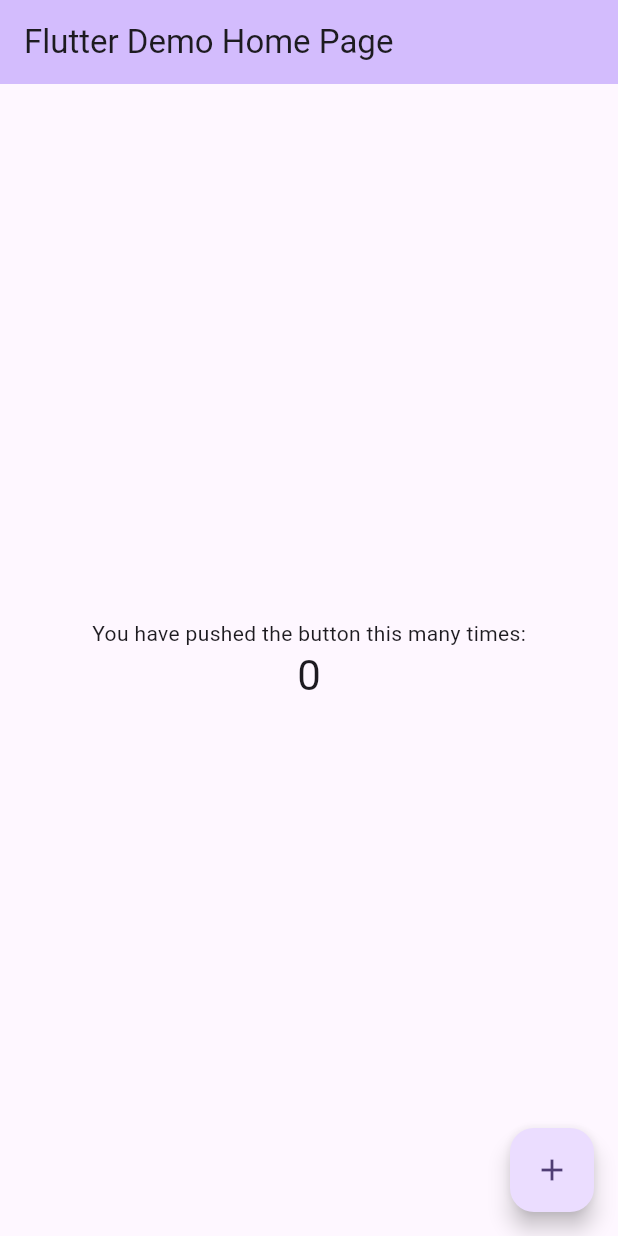
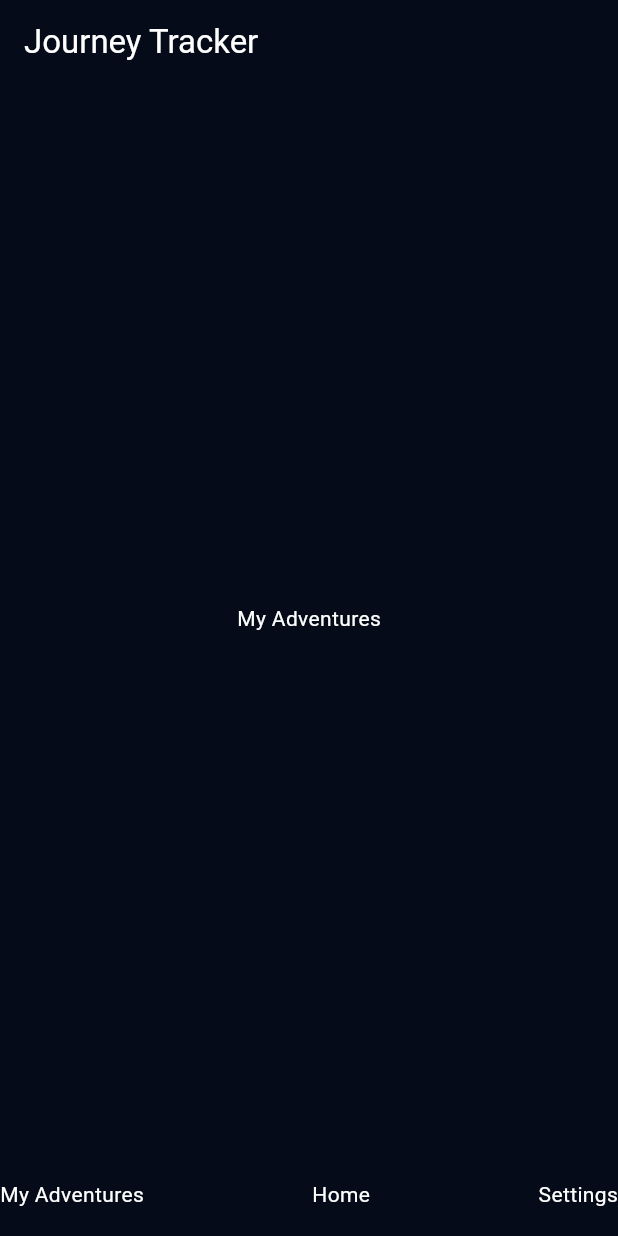
Before and after one commit to ucl-casa-ce/casa0015-mobile-assessment, a Flutter app: the screen it shows after launch, on a phone screen of 412 x 824 dp. Run offline on Flutter 3.47's test engine with Material 3 defaults, Android fonts, the light colour scheme and no system bars.

Commit message:
very initial bottom bar added

```diff
--- a/mobileapp/analysis_options.yaml
+++ b/mobileapp/analysis_options.yaml
@@ -1,28 +1,28 @@
-# This file configures the analyzer, which statically analyzes Dart code to
-# check for errors, warnings, and lints.
+## This file configures the analyzer, which statically analyzes Dart code to
+## check for errors, warnings, and lints.
+##
+## The issues identified by the analyzer are surfaced in the UI of Dart-enabled
+## IDEs (https://dart.dev/tools#ides-and-editors). The analyzer can also be
+## invoked from the command line by running `flutter analyze`.
 #
-# The issues identified by the analyzer are surfaced in the UI of Dart-enabled
-# IDEs (https://dart.dev/tools#ides-and-editors). The analyzer can also be
-# invoked from the command line by running `flutter analyze`.
-
-# The following line activates a set of recommended lints for Flutter apps,
-# packages, and plugins designed to encourage good coding practices.
-include: package:flutter_lints/flutter.yaml
-
-linter:
-  # The lint rules applied to this project can be customized in the
-  # section below to disable rules from the `package:flutter_lints/flutter.yaml`
-  # included above or to enable additional rules. A list of all available lints
-  # and their documentation is published at https://dart.dev/lints.
-  #
-  # Instead of disabling a lint rule for the entire project in the
-  # section below, it can also be suppressed for a single line of code
-  # or a specific dart file by using the `// ignore: name_of_lint` and
-  # `// ignore_for_file: name_of_lint` syntax on the line or in the file
-  # producing the lint.
-  rules:
-    # avoid_print: false  # Uncomment to disable the `avoid_print` rule
-    # prefer_single_quotes: true  # Uncomment to enable the `prefer_single_quotes` rule
-
-# Additional information about this file can be found at
-# https://dart.dev/guides/language/analysis-options
+## The following line activates a set of recommended lints for Flutter apps,
+## packages, and plugins designed to encourage good coding practices.
+#include: package:flutter_lints/flutter.yaml
+#
+#linter:
+#  # The lint rules applied to this project can be customized in the
+#  # section below to disable rules from the `package:flutter_lints/flutter.yaml`
+#  # included above or to enable additional rules. A list of all available lints
+#  # and their documentation is published at https://dart.dev/lints.
+#  #
+#  # Instead of disabling a lint rule for the entire project in the
+#  # section below, it can also be suppressed for a single line of code
+#  # or a specific dart file by using the `// ignore: name_of_lint` and
+#  # `// ignore_for_file: name_of_lint` syntax on the line or in the file
+#  # producing the lint.
+#  rules:
+#    # avoid_print: false  # Uncomment to disable the `avoid_print` rule
+#    # prefer_single_quotes: true  # Uncomment to enable the `prefer_single_quotes` rule
+#
+## Additional information about this file can be found at
+## https://dart.dev/guides/language/analysis-options
--- /dev/null
+++ b/mobileapp/lib/bottomBar.dart
@@ -0,0 +1,53 @@
+import 'package:flutter/material.dart';
+
+class BottomBar extends StatelessWidget {
+  final int selectedIndex;
+  final double iconSize;
+  final Color? backgroundColor;
+  final bool showElevation;
+  final Duration animationDuration;
+  final List<Widget> items;
+  final ValueChanged<int> onItemSelected;
+  final MainAxisAlignment mainAxisAlignment;
+  final double itemCornerRadius;
+  final double containerHeight;
+  final Curve curve;
+
+  const BottomBar({
+    Key ? key,
+    this.selectedIndex = 0,
+    this.showElevation = true,
+    this.iconSize = 24,
+    this.backgroundColor,
+    this.itemCornerRadius = 24,
+    this.containerHeight = 48,
+    this.animationDuration = const Duration(milliseconds: 200),
+    this.mainAxisAlignment = MainAxisAlignment.spaceBetween,
+    required this.items,
+    required this.onItemSelected,
+    this.curve = Curves.easeInOut,
+  }) : assert(items.length >= 2 && items.length <= 5), super(key: key);
+
+  @override
+  Widget build(BuildContext context) {
+    return SafeArea(
+      child: Container(
+        width: double.infinity,
+        height: containerHeight,
+        child: Row(
+          mainAxisAlignment: mainAxisAlignment,
+          children: List.generate(items.length, (index) {
+            return GestureDetector(
+                onTap: () {
+                  onItemSelected(index);
+                },
+                child: items[index]
+            );
+          }),
+        ),
+      ),
+    );
+  }
+
+
+}
--- /dev/null
+++ b/mobileapp/lib/home.dart
@@ -0,0 +1,53 @@
+import 'package:flutter/material.dart';
+import 'package:mobileapp/bottomBar.dart';
+
+class Home extends StatefulWidget {
+  const Home({Key ? key}) : super(key: key);
+
+  @override
+  State<Home> createState() => _HomeState();
+}
+
+class _HomeState extends State<Home>{
+  int _currentIndex = 0;
+
+  List<String> titles = ["My Adventures", "Home", "Settings"];
+
+  Color backgroundColor = Color(0xff050B18);
+
+  List<Widget>? _pages;
+  @override
+  Widget build(BuildContext context) {
+    return Scaffold(
+      backgroundColor: backgroundColor,
+      appBar: AppBar(
+        backgroundColor: backgroundColor,
+        automaticallyImplyLeading: false,
+        title: Text("Journey Tracker", style: TextStyle(color: Colors.white),),
+      ),
+      body: getBody(),
+      bottomNavigationBar: BottomBar(
+        containerHeight: 56,
+        onItemSelected: (index){
+          setState(() {
+            _currentIndex = index;
+          });
+        },
+        items: List.generate(titles.length, (index) {
+          return Text(titles[index], style: TextStyle(
+            color: Colors.white,
+          ),);
+        }),
+      ),
+    );
+  }
+
+  Widget getBody() {
+
+    return Container(
+      child: Center(
+        child: Text(titles[_currentIndex], style: TextStyle(color: Colors.white),),
+      ),
+    );
+  }
+}
--- a/mobileapp/lib/main.dart
+++ b/mobileapp/lib/main.dart
@@ -1,126 +1,20 @@
 import 'package:flutter/material.dart';
+import 'home.dart';
 
 void main() {
-  runApp(const MyApp());
+  runApp(MyApp());
 }
 
 class MyApp extends StatelessWidget {
-  const MyApp({super.key});
-
-  // This widget is the root of your application.
   @override
   Widget build(BuildContext context) {
     return MaterialApp(
-      title: 'Flutter Demo',
+      debugShowCheckedModeBanner: false,
       theme: ThemeData(
-        // This is the theme of your application.
-        //
-        // TRY THIS: Try running your application with "flutter run". You'll see
-        // the application has a purple toolbar. Then, without quitting the app,
-        // try changing the seedColor in the colorScheme below to Colors.green
-        // and then invoke "hot reload" (save your changes or press the "hot
-        // reload" button in a Flutter-supported IDE, or press "r" if you used
-        // the command line to start the app).
-        //
-        // Notice that the counter didn't reset back to zero; the application
-        // state is not lost during the reload. To reset the state, use hot
-        // restart instead.
-        //
-        // This works for code too, not just values: Most code changes can be
-        // tested with just a hot reload.
-        colorScheme: ColorScheme.fromSeed(seedColor: Colors.deepPurple),
-        useMaterial3: true,  // This widget is the root of your application.
-
+        primarySwatch: Colors.blue,
       ),
-      home: const MyHomePage(title: 'Flutter Demo Home Page'),
+      home: Home(),
     );
   }
+
 }
-
-class MyHomePage extends StatefulWidget {
-  const MyHomePage({super.key, required this.title});
-
-  // This widget is the home page of your application. It is stateful, meaning
-  // that it has a State object (defined below) that contains fields that affect
-  // how it looks.
-
-  // This class is the configuration for the state. It holds the values (in this
-  // case the title) provided by the parent (in this case the App widget) and
-  // used by the build method of the State. Fields in a Widget subclass are
-  // always marked "final".
-
-  final String title;
-
-  @override
-  State<MyHomePage> createState() => _MyHomePageState();
-}
-
-class _MyHomePageState extends State<MyHomePage> {
-  int _counter = 0;
-
-  void _incrementCounter() {
-    setState(() {
-      // This call to setState tells the Flutter framework that something has
-      // changed in this State, which causes it to rerun the build method below
-      // so that the display can reflect the updated values. If we changed
-      // _counter without calling setState(), then the build method would not be
-      // called again, and so nothing would appear to happen.
-      _counter++;
-    });
-  }
-
-  @override
-  Widget build(BuildContext context) {
-    // This method is rerun every time setState is called, for instance as done
-    // by the _incrementCounter method above.
-    //
-    // The Flutter framework has been optimized to make rerunning build methods
-    // fast, so that you can just rebuild anything that needs updating rather
-    // than having to individually change instances of widgets.
-    return Scaffold(
-      appBar: AppBar(
-        // TRY THIS: Try changing the color here to a specific color (to
-        // Colors.amber, perhaps?) and trigger a hot reload to see the AppBar
-        // change color while the other colors stay the same.
-        backgroundColor: Theme.of(context).colorScheme.inversePrimary,
-        // Here we take the value from the MyHomePage object that was created by
-        // the App.build method, and use it to set our appbar title.
-        title: Text(widget.title),
-      ),
-      body: Center(
-        // Center is a layout widget. It takes a single child and positions it
-        // in the middle of the parent.
-        child: Column(
-          // Column is also a layout widget. It takes a list of children and
-          // arranges them vertically. By default, it sizes itself to fit its
-          // children horizontally, and tries to be as tall as its parent.
-          //
-          // Column has various properties to control how it sizes itself and
-          // how it positions its children. Here we use mainAxisAlignment to
-          // center the children vertically; the main axis here is the vertical
-          // axis because Columns are vertical (the cross axis would be
-          // horizontal).
-          //
-          // TRY THIS: Invoke "debug painting" (choose the "Toggle Debug Paint"
-          // action in the IDE, or press "p" in the console), to see the
-          // wireframe for each widget.
-          mainAxisAlignment: MainAxisAlignment.center,
-          children: <Widget>[
-            const Text(
-              'You have pushed the button this many times:',
-            ),
-            Text(
-              '$_counter',
-              style: Theme.of(context).textTheme.headlineMedium,
-            ),
-          ],
-        ),
-      ),
-      floatingActionButton: FloatingActionButton(
-        onPressed: _incrementCounter,
-        tooltip: 'Increment',
-        child: const Icon(Icons.add),
-      ), // This trailing comma makes auto-formatting nicer for build methods.
-    );
-  }
-}
```
